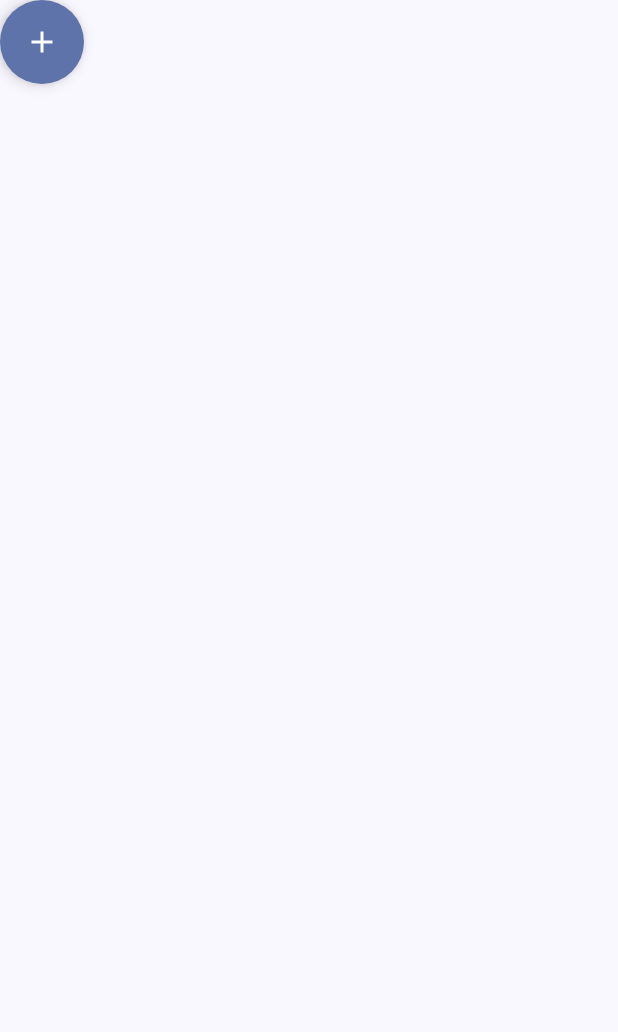
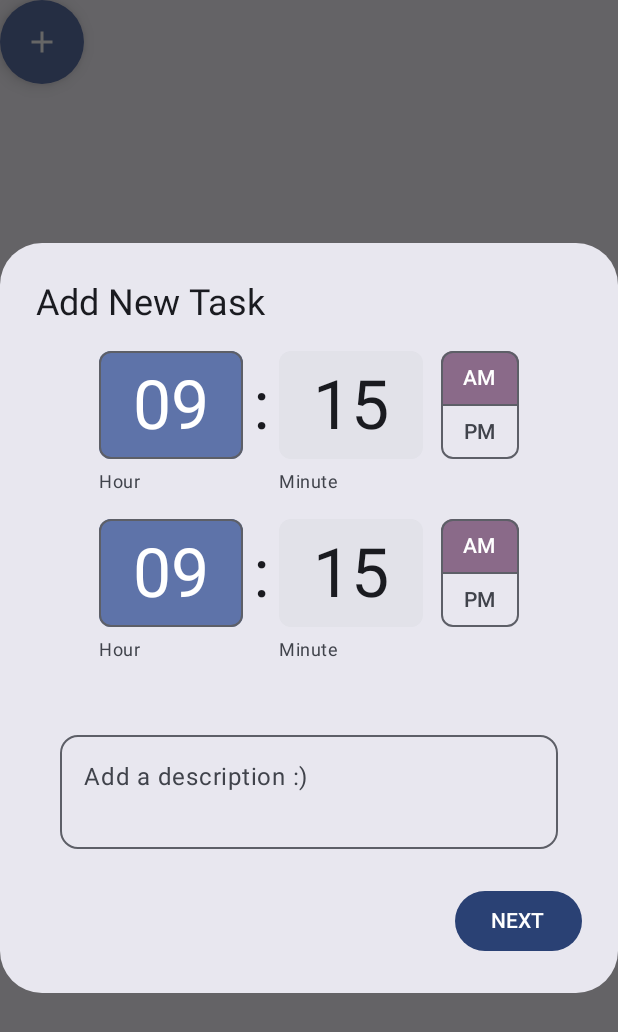
Before and after one commit to PDM-24/proyecto-hamilton, an Android app built with Jetpack Compose: the composable FAB shown on its own in the app's theme, after a tap on "Add", on a phone screen of 412 x 824 dp. Shown: the top 1032 px of the screen. Run offline under Robolectric (Android 15) with nearby library versions, the phone set to English and light mode, and no system bars; libraries missing offline, so code that uses them is left out: com.maxkeppeler.sheets.

Commit message:
:sparkles:

```diff
--- a/app/src/main/java/com/rostorga/calendariumv2/screens/HomeScreen.kt
+++ b/app/src/main/java/com/rostorga/calendariumv2/screens/HomeScreen.kt
@@ -13,6 +13,7 @@ import androidx.compose.foundation.shape.CircleShape
 import androidx.compose.foundation.shape.RoundedCornerShape
 import androidx.compose.material.icons.Icons
 import androidx.compose.material.icons.filled.Add
+import androidx.compose.material.icons.filled.Info
 import androidx.compose.material3.*
 import androidx.compose.runtime.*
 import androidx.compose.ui.Alignment
@@ -71,40 +72,118 @@ fun ToolBar() {
 
 @Composable
 fun FAB() {
+    var showDialog by remember { mutableStateOf(false) }
+    var showCalendar by remember { mutableStateOf(false) }
 
-    val context = LocalContext.current
+
+    if (showDialog) {
+        AddTaskPopUp(
+            onDismiss = { showDialog = false },
+            onNext = {
+                showDialog = false
+                showCalendar = true
+            }
+        )
+    }
+    if (showCalendar) {
+        CalendarDialogPopUp(onDismiss = { showCalendar = false })
+    }
+
     FloatingActionButton(
-        onClick = {
-            Toast.makeText(context, "Button clicked", Toast.LENGTH_SHORT).show()
-        },
+        onClick = { showDialog = true },
         shape = CircleShape
     ) {
         Icon(imageVector = Icons.Filled.Add, contentDescription = "Add")
     }
 }
 
+@OptIn(ExperimentalMaterial3Api::class)
+@Composable
+fun AddTaskPopUp(
+    onDismiss: () -> Unit,
+    onNext: () -> Unit
+
+) {
+    var task by remember { mutableStateOf("") }
+    var time by remember { mutableStateOf("12:00") }
+    val timeState1  = rememberTimePickerState(9, 15, false)
+    val timeState2  = rememberTimePickerState(9, 15, false)
+
+    AlertDialog(
+        onDismissRequest = onDismiss,
+        confirmButton = {
+            //this button should open up another display that shows a calendar
+            Button(onClick = onNext) {
+                Text("NEXT")
+            }
+        },
+        modifier = Modifier.height(500.dp),
+        title = {
+            Text("Add New Task")
+        },
+        text = {
+            Column(
+                horizontalAlignment = Alignment.CenterHorizontally,
+                verticalArrangement = Arrangement.Center
+            ) {
+                TimeInput(state = timeState1)
+                TimeInput(state = timeState2)
+
+                Spacer(modifier=Modifier.padding(16.dp))
+                OutlinedTextField(
+                    value = task,
+                    onValueChange = { task = it },
+                    shape= RoundedCornerShape(12.dp),
+                    placeholder = { Text(text = "Add a description :) ") },
+                    modifier = Modifier
+                        .fillMaxWidth()
+                        .padding(horizontal = 16.dp)
+                        .height(100.dp)
+                )
+
+            }
+        }
+    )
+}
+
+@Composable
+fun CalendarDialogPopUp(
+    onDismiss:()-> Unit
+){
+    var date by remember { mutableStateOf(" ")}
+    AlertDialog(onDismissRequest = onDismiss , confirmButton = {
+        //center the button but yeah mostly works now :D
+            Button(onClick=onDismiss ){
+                Text(text="OK")
+    }
+
+    },
+        text={
+            AndroidView(factory = { CalendarView(it)}, update = { it.setOnDateChangeListener{ _, year, month, day -> date = "$day - ${month + 1} - $year" }}
+            )
+        }
+    )
+
+
+}
+
+
 @RequiresApi(Build.VERSION_CODES.O)
 @OptIn(ExperimentalMaterial3Api::class)
 @Composable
 fun HomeScreenContent() {
-    var date by remember {
-        mutableStateOf(" ")
-    }
+    var date by remember { mutableStateOf(" ") }
 
     val stroke = Stroke(
         width = 2f,
         pathEffect = PathEffect.dashPathEffect(floatArrayOf(10f, 10f), 0f)
     )
 
-
-
     Column(
         modifier = Modifier.fillMaxSize(),
         verticalArrangement = Arrangement.Center,
         horizontalAlignment = Alignment.CenterHorizontally
     ) {
-
-
         Text("TODO CREATE THE LITTLE BAR THAT TRACKS THE WORKLOAD OF THE FIGMA")
         Text("TODO JOIN OR CREATE A TEAM LIKE IN THE FIGMA")
 
@@ -141,7 +220,7 @@ fun HomeScreenContent() {
                 },
             contentAlignment = Alignment.Center
         ) {
-            Text(textAlign = TextAlign.Center, text = "Tap here to introduce yourself")
+            Text(textAlign = TextAlign.Center, text = "Add a new task")
         }
 
         Spacer(modifier = Modifier.padding(8.dp))
```
Also changed, not shown: app/src/main/java/com/rostorga/calendariumv2/screens/ProfileScreen.kt (added, +56 -0 lines).
